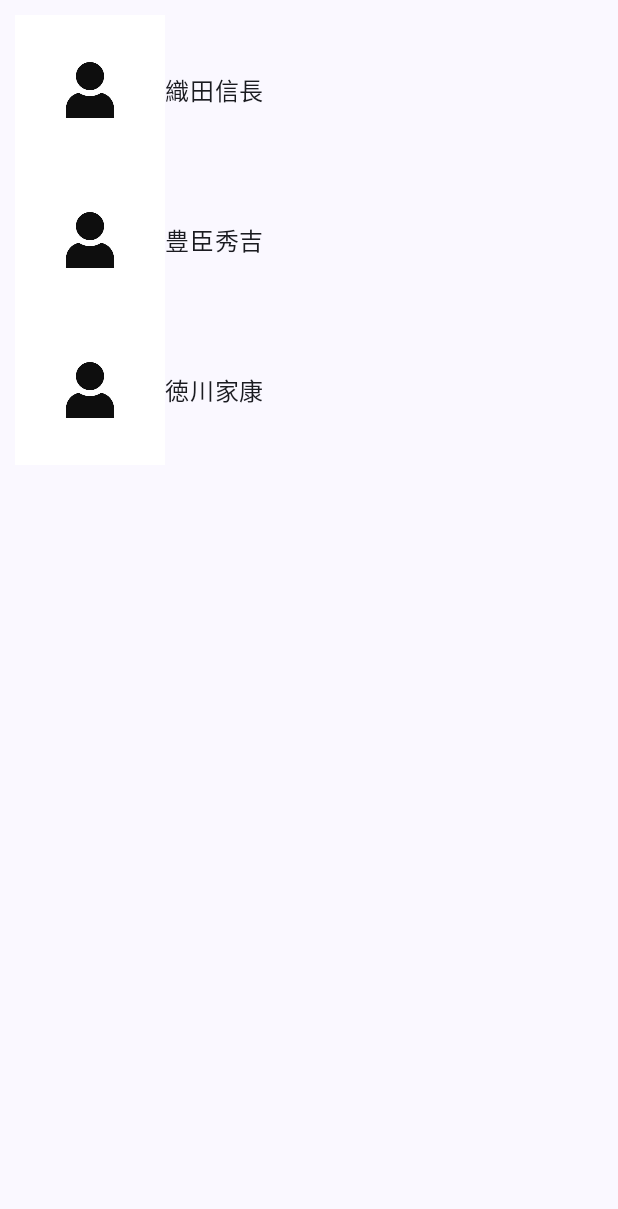
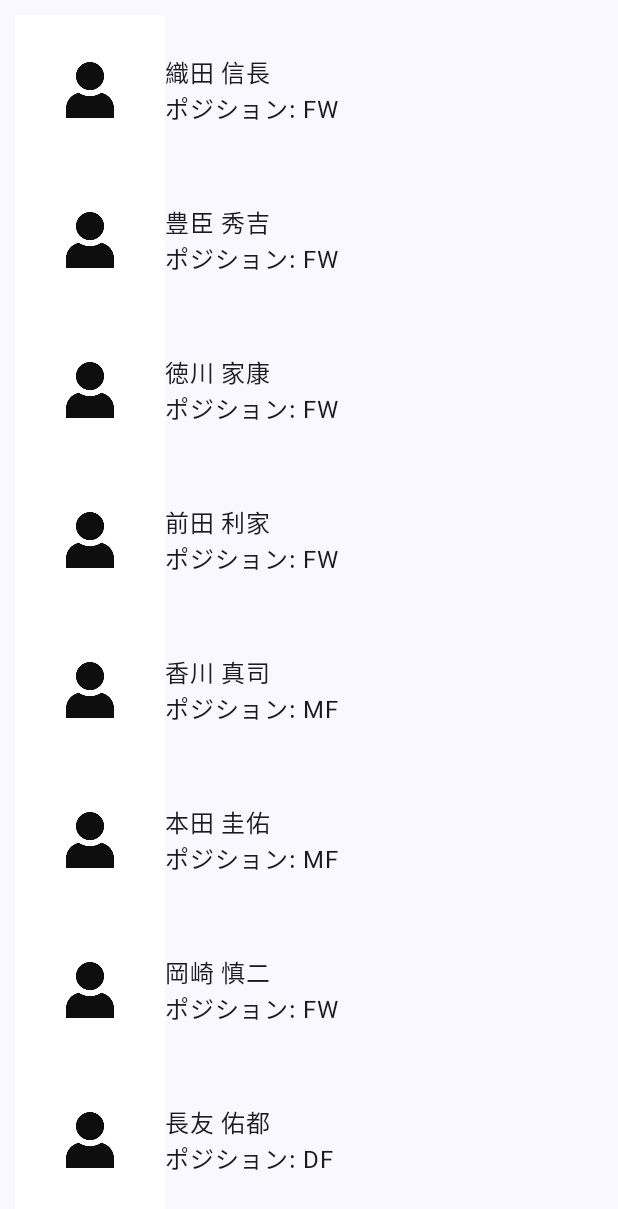
Before and after one commit to Akitsu-Lab/soccersimulation, an Android app built with Jetpack Compose: the screen it shows after launch (MainActivity), on a phone screen of 412 x 824 dp. Shown: the top 1209 px of the screen. Run offline under Robolectric (Android 15) with nearby library versions, the phone set to English and light mode, and no system bars.

Commit message:
convert to function

```diff
--- a/app/src/main/java/com/akitsulab/soccersimulation/MainActivity.kt
+++ b/app/src/main/java/com/akitsulab/soccersimulation/MainActivity.kt
@@ -47,6 +47,22 @@ fun MainContent(modifier: Modifier = Modifier) {
             .padding(10.dp)
             .verticalScroll(rememberScrollState())
     ) {
+        PlayerOverView(name = "織田 信長", position = "FW")
+        PlayerOverView(name = "豊臣 秀吉", position = "FW")
+        PlayerOverView(name = "徳川 家康", position = "FW")
+        PlayerOverView(name = "前田 利家", position = "FW")
+        PlayerOverView(name = "香川 真司", position = "MF")
+        PlayerOverView(name = "本田 圭佑", position = "MF")
+        PlayerOverView(name = "岡崎 慎二", position = "FW")
+        PlayerOverView(name = "長友 佑都", position = "DF")
+    }
+}
+
+@Composable
+fun PlayerOverView(
+    name: String,
+    position: String,
+) {
     Row(
         verticalAlignment = Alignment.CenterVertically
     ) {
@@ -56,38 +72,14 @@ fun MainContent(modifier: Modifier = Modifier) {
             modifier = Modifier
                 .size(100.dp)
         )
+        Column {
             Text(
-                text = "織田信長",
-                modifier = modifier
-            )
-        }
-        Row(
-            verticalAlignment = Alignment.CenterVertically
-        ) {
-            Image(
-                painter = painterResource(id = R.drawable.icon_user),
-                contentDescription = "ユーザーアイコン",
-                modifier = Modifier
-                    .size(100.dp)
+                text = name,
             )
             Text(
-                text = "豊臣秀吉",
-                modifier = modifier
+                text = "ポジション: $position",
             )
-        }
-        Row(
-            verticalAlignment = Alignment.CenterVertically
-        ) {
-            Image(
-                painter = painterResource(id = R.drawable.icon_user),
-                contentDescription = "ユーザーアイコン",
-                modifier = Modifier
-                    .size(100.dp)
-            )
-            Text(
-                text = "徳川家康",
-                modifier = modifier
-            )
+
         }
     }
 }
```
Lines whose indentation alone changed are shown as unchanged.
